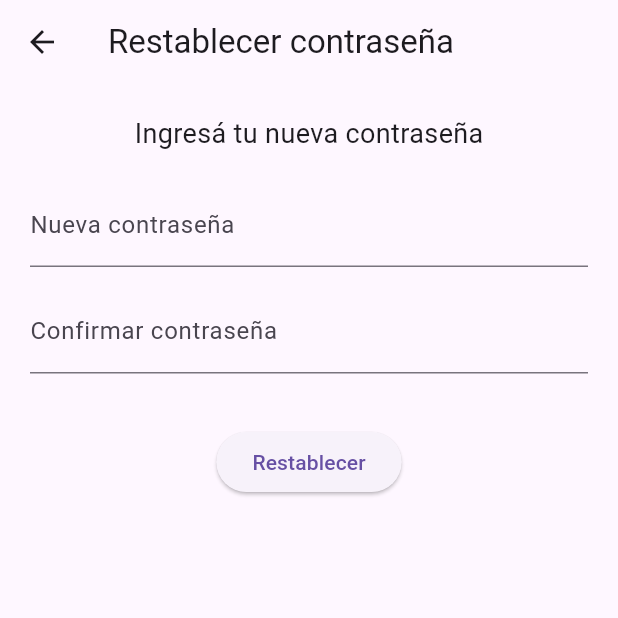
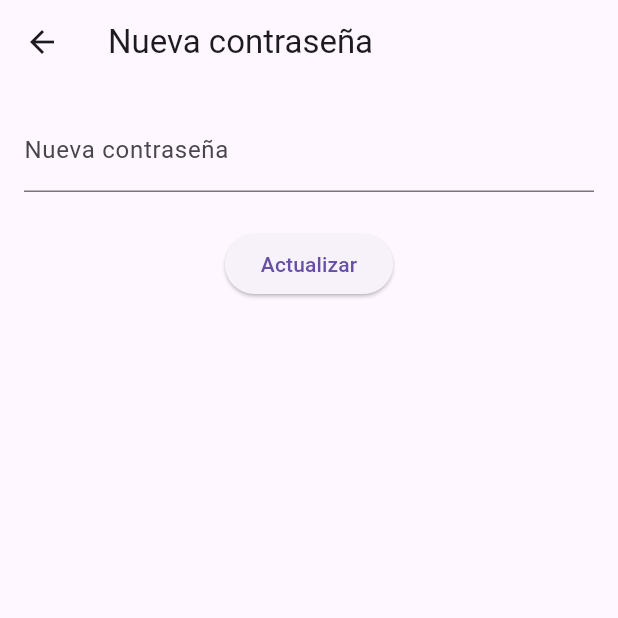
Before and after one commit to gjagency/webanimal_mobile, a Flutter app: the ResetPasswordPage screen opened directly with empty values, on a phone screen of 412 x 824 dp, the top half of it. Run offline on Flutter 3.47's test engine with Material 3 defaults, Android fonts, the phone set to English and light mode, and no system bars; our stand-ins replace flutter_dotenv, go_router, google_sign_in, image_picker, shared_preferences; accounts and stored records are empty.

Commit message:
send mail

```diff
--- a/lib/pages/auth/reset_password.dart
+++ b/lib/pages/auth/reset_password.dart
@@ -1,6 +1,6 @@
-import 'dart:convert';
 import 'package:flutter/material.dart';
-import 'package:http/http.dart' as http;
+import 'package:go_router/go_router.dart';
+import 'package:mobile_app/service/auth_service.dart';
 
 class ResetPasswordPage extends StatefulWidget {
   final String uid;
@@ -17,138 +17,59 @@ class ResetPasswordPage extends StatefulWidget {
 }
 
 class _ResetPasswordPageState extends State<ResetPasswordPage> {
-  final _formKey = GlobalKey<FormState>();
-  final _passwordController = TextEditingController();
-  final _confirmController = TextEditingController();
+  final _passwordCtrl = TextEditingController();
+  bool _loading = false;
 
-  bool _loading = false;
-  String? _error;
+  Future<void> _submit() async {
+    setState(() => _loading = true);
 
-  static const String baseUrl = 'http://127.0.0.1:8000';
-
-  /* ==========================================================
-     SUBMIT RESET
-     ========================================================== */
-  Future<void> _submit() async {
-    if (!_formKey.currentState!.validate()) return;
-
-    setState(() {
-      _loading = true;
-      _error = null;
-    });
-
-    try {
-      final response = await http.post(
-        Uri.parse('$baseUrl/auth/password/reset/confirm/'),
-        headers: {'Content-Type': 'application/json'},
-        body: jsonEncode({
-          'uid': widget.uid,
-          'token': widget.token,
-          'new_password': _passwordController.text,
-        }),
+    final ok = await AuthService.confirmResetPassword(
+      uid: widget.uid,
+      token: widget.token,
+      password: _passwordCtrl.text,
     );
 
-      if (response.statusCode == 200) {
+    setState(() => _loading = false);
+
     if (!mounted) return;
 
+    if (ok) {
       ScaffoldMessenger.of(context).showSnackBar(
-          const SnackBar(content: Text('Contraseña actualizada con éxito')),
+        const SnackBar(content: Text('Contraseña actualizada')),
       );
-
-        Navigator.pushReplacementNamed(context, '/auth/sign_in');
+      context.go('/auth/sign_in');
     } else {
-        setState(() {
-          _error = 'Token inválido o expirado';
-        });
-      }
-    } catch (e) {
-      setState(() {
-        _error = 'Error de conexión';
-      });
-    } finally {
-      setState(() {
-        _loading = false;
-      });
+      ScaffoldMessenger.of(context).showSnackBar(
+        const SnackBar(content: Text('Token inválido o expirado')),
+      );
     }
   }
 
-  /* ==========================================================
-     UI
-     ========================================================== */
   @override
   Widget build(BuildContext context) {
     return Scaffold(
-      appBar: AppBar(
-        title: const Text('Restablecer contraseña'),
-      ),
+      appBar: AppBar(title: const Text('Nueva contraseña')),
       body: Padding(
-        padding: const EdgeInsets.all(20),
-        child: Form(
-          key: _formKey,
+        padding: const EdgeInsets.all(16),
         child: Column(
           children: [
-              const Text(
-                'Ingresá tu nueva contraseña',
-                style: TextStyle(fontSize: 18),
-              ),
-              const SizedBox(height: 20),
-
-              TextFormField(
-                controller: _passwordController,
+            TextField(
+              controller: _passwordCtrl,
               obscureText: true,
               decoration: const InputDecoration(
                 labelText: 'Nueva contraseña',
               ),
-                validator: (value) {
-                  if (value == null || value.length < 8) {
-                    return 'Mínimo 8 caracteres';
-                  }
-                  return null;
-                },
             ),
-              const SizedBox(height: 15),
-
-              TextFormField(
-                controller: _confirmController,
-                obscureText: true,
-                decoration: const InputDecoration(
-                  labelText: 'Confirmar contraseña',
-                ),
-                validator: (value) {
-                  if (value != _passwordController.text) {
-                    return 'Las contraseñas no coinciden';
-                  }
-                  return null;
-                },
-              ),
-
-              const SizedBox(height: 25),
-
-              if (_error != null)
-                Text(
-                  _error!,
-                  style: const TextStyle(color: Colors.red),
-                ),
-
-              const SizedBox(height: 10),
-
+            const SizedBox(height: 24),
             ElevatedButton(
               onPressed: _loading ? null : _submit,
               child: _loading
-                    ? const CircularProgressIndicator(color: Colors.white)
-                    : const Text('Restablecer'),
+                  ? const CircularProgressIndicator()
+                  : const Text('Actualizar'),
             ),
           ],
         ),
       ),
-      ),
     );
   }
-
-  @override
-  void dispose() {
-    _passwordController.dispose();
-    _confirmController.dispose();
-    super.dispose();
 }
-}
--- a/lib/service/auth_service.dart
+++ b/lib/service/auth_service.dart
@@ -58,10 +58,13 @@ class AuthService {
   /* ==========================================================
      RECOVER PASSWORD
      ========================================================== */
+/* ==========================================================
+   RECOVER PASSWORD (CORREGIDO)
+   ========================================================== */
 static Future<bool> recoverPassword(String email) async {
   try {
     final response = await http.post(
-        Uri.parse('${Config.baseUrl}/auth/password/reset/'),
+      Uri.parse('${Config.baseUrl}/auth/reset/'), // ✅ CORRECTO
       headers: {'Content-Type': 'application/json'},
       body: jsonEncode({
         'email': email,
@@ -72,10 +75,40 @@ class AuthService {
       'Recover password response: ${response.statusCode} ${response.body}',
     );
 
-      // Backend suele devolver 200 o 204
-      return response.statusCode == 200 || response.statusCode == 204;
+    // Django devuelve 200 aunque el email no exista (correcto)
+    return response.statusCode == 200;
   } catch (e) {
     debugPrint('Recover password error: $e');
+    return false;
+  }
+}
+
+/* ==========================================================
+   CONFIRM RESET PASSWORD
+   ========================================================== */
+static Future<bool> confirmResetPassword({
+  required String uid,
+  required String token,
+  required String password,
+}) async {
+  try {
+    final response = await http.post(
+      Uri.parse('${Config.baseUrl}/auth/reset/confirm/'),
+      headers: {'Content-Type': 'application/json'},
+      body: jsonEncode({
+        'uid': uid,
+        'token': token,
+        'password': password,
+      }),
+    );
+
+    debugPrint(
+      'Confirm reset response: ${response.statusCode} ${response.body}',
+    );
+
+    return response.statusCode == 200;
+  } catch (e) {
+    debugPrint('Confirm reset password error: $e');
     return false;
   }
 }
```
Lines whose indentation alone changed are shown as unchanged.
